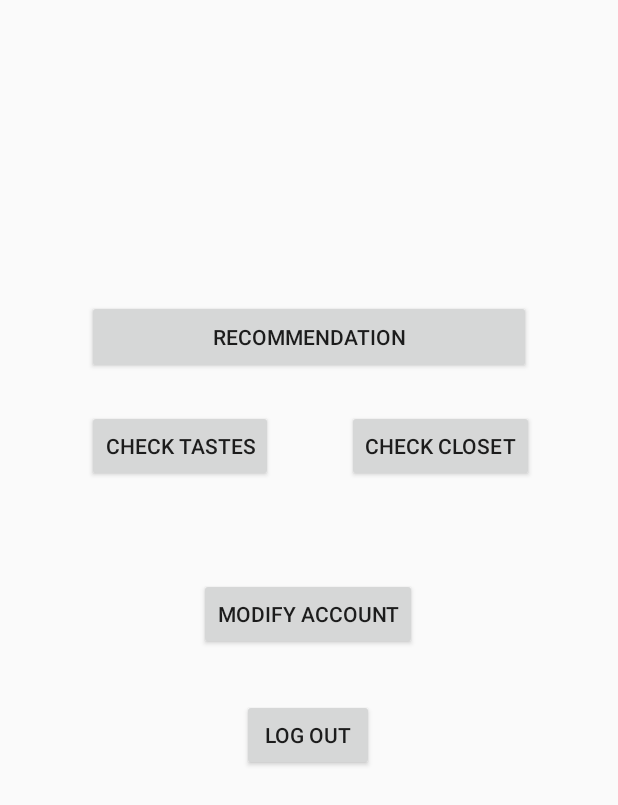
After one commit to Charlie-sHub/Lit_Fits_Application, an Android app: the layout activity_main_menu.xml on its own in the app's theme, with its tools: preview values and no code run, on a phone screen of 412 x 824 dp. The commit adds this screen. Shown: the top 805 px of the screen. Run offline under Robolectric (Android 15) with nearby library versions, the phone set to English and light mode, and no system bars.

Commit message:
Just made the view for the main menu

```diff
--- a/app/src/main/AndroidManifest.xml
+++ b/app/src/main/AndroidManifest.xml
@@ -9,7 +9,9 @@
         android:roundIcon="@mipmap/ic_launcher_round"
         android:supportsRtl="true"
         android:theme="@style/AppTheme">
-        <activity android:name=".MainActivity">
+        <activity android:name=".RecommendationActivity"></activity>
+        <activity android:name=".MainMenuActivity" />
+        <activity android:name=".LoginActivity">
             <intent-filter>
                 <action android:name="android.intent.action.MAIN" />
 
--- /dev/null
+++ b/app/src/main/java/com/example/lit_fits_application/LoginActivity.java
@@ -0,0 +1,14 @@
+package com.example.lit_fits_application;
+
+import androidx.appcompat.app.AppCompatActivity;
+
+import android.os.Bundle;
+
+public class LoginActivity extends AppCompatActivity {
+
+    @Override
+    protected void onCreate(Bundle savedInstanceState) {
+        super.onCreate(savedInstanceState);
+        setContentView(R.layout.activity_login);
+    }
+}
--- a/app/src/main/java/com/example/lit_fits_application/MainActivity.java
+++ b/app/src/main/java/com/example/lit_fits_application/MainMenuActivity.java
@@ -4,11 +4,11 @@ import androidx.appcompat.app.AppCompatActivity;
 
 import android.os.Bundle;
 
-public class MainActivity extends AppCompatActivity {
+public class MainMenuActivity extends AppCompatActivity {
 
     @Override
     protected void onCreate(Bundle savedInstanceState) {
         super.onCreate(savedInstanceState);
-        setContentView(R.layout.activity_main);
+        setContentView(R.layout.activity_main_menu);
     }
 }
--- /dev/null
+++ b/app/src/main/java/com/example/lit_fits_application/RecommendationActivity.java
@@ -0,0 +1,14 @@
+package com.example.lit_fits_application;
+
+import androidx.appcompat.app.AppCompatActivity;
+
+import android.os.Bundle;
+
+public class RecommendationActivity extends AppCompatActivity {
+
+    @Override
+    protected void onCreate(Bundle savedInstanceState) {
+        super.onCreate(savedInstanceState);
+        setContentView(R.layout.activity_recommendation);
+    }
+}
--- a/app/src/main/res/layout/activity_main.xml
+++ b/app/src/main/res/layout/activity_login.xml
@@ -4,7 +4,7 @@
     xmlns:tools="http://schemas.android.com/tools"
     android:layout_width="match_parent"
     android:layout_height="match_parent"
-    tools:context=".MainActivity">
+    tools:context=".LoginActivity">
 
     <TextView
         android:layout_width="wrap_content"
--- /dev/null
+++ b/app/src/main/res/layout/activity_main_menu.xml
@@ -0,0 +1,64 @@
+<?xml version="1.0" encoding="utf-8"?>
+<androidx.constraintlayout.widget.ConstraintLayout xmlns:android="http://schemas.android.com/apk/res/android"
+    xmlns:app="http://schemas.android.com/apk/res-auto"
+    xmlns:tools="http://schemas.android.com/tools"
+    android:layout_width="match_parent"
+    android:layout_height="match_parent"
+    tools:context=".MainMenuActivity">
+
+    <Button
+        android:id="@+id/buttonLogOut"
+        android:layout_width="wrap_content"
+        android:layout_height="wrap_content"
+        android:text="@string/buttonLogOut"
+        app:layout_constraintBottom_toBottomOf="parent"
+        app:layout_constraintEnd_toEndOf="parent"
+        app:layout_constraintHorizontal_bias="0.498"
+        app:layout_constraintStart_toStartOf="parent"
+        app:layout_constraintTop_toBottomOf="@+id/buttonModifyAccount"
+        app:layout_constraintVertical_bias="0.096" />
+
+    <Button
+        android:id="@+id/buttonModifyAccount"
+        android:layout_width="wrap_content"
+        android:layout_height="wrap_content"
+        android:layout_marginTop="136dp"
+        android:text="@string/buttonModifyAccount"
+        app:layout_constraintEnd_toEndOf="parent"
+        app:layout_constraintHorizontal_bias="0.498"
+        app:layout_constraintStart_toStartOf="parent"
+        app:layout_constraintTop_toBottomOf="@+id/buttonRecommendation" />
+
+    <Button
+        android:id="@+id/buttonTaste"
+        android:layout_width="wrap_content"
+        android:layout_height="wrap_content"
+        android:text="@string/buttonTaste"
+        app:layout_constraintBottom_toTopOf="@+id/buttonModifyAccount"
+        app:layout_constraintEnd_toStartOf="@+id/buttonCloset"
+        app:layout_constraintHorizontal_bias="0.542"
+        app:layout_constraintStart_toStartOf="parent"
+        app:layout_constraintTop_toBottomOf="@+id/buttonRecommendation"
+        app:layout_constraintVertical_bias="0.269" />
+
+    <Button
+        android:id="@+id/buttonCloset"
+        android:layout_width="wrap_content"
+        android:layout_height="wrap_content"
+        android:layout_marginEnd="56dp"
+        android:text="@string/buttonCloset"
+        app:layout_constraintBottom_toTopOf="@+id/buttonModifyAccount"
+        app:layout_constraintEnd_toEndOf="parent"
+        app:layout_constraintTop_toBottomOf="@+id/buttonRecommendation"
+        app:layout_constraintVertical_bias="0.269" />
+
+    <Button
+        android:id="@+id/buttonRecommendation"
+        android:layout_width="296dp"
+        android:layout_height="49dp"
+        android:layout_marginTop="200dp"
+        android:text="@string/buttonRecommendation"
+        app:layout_constraintEnd_toEndOf="parent"
+        app:layout_constraintStart_toStartOf="parent"
+        app:layout_constraintTop_toTopOf="parent" />
+</androidx.constraintlayout.widget.ConstraintLayout>
--- /dev/null
+++ b/app/src/main/res/layout/activity_recommendation.xml
@@ -0,0 +1,9 @@
+<?xml version="1.0" encoding="utf-8"?>
+<androidx.constraintlayout.widget.ConstraintLayout xmlns:android="http://schemas.android.com/apk/res/android"
+    xmlns:app="http://schemas.android.com/apk/res-auto"
+    xmlns:tools="http://schemas.android.com/tools"
+    android:layout_width="match_parent"
+    android:layout_height="match_parent"
+    tools:context=".RecommendationActivity">
+
+</androidx.constraintlayout.widget.ConstraintLayout>
--- a/app/src/main/res/values/strings.xml
+++ b/app/src/main/res/values/strings.xml
@@ -1,3 +1,8 @@
 <resources>
     <string name="app_name">Lit_Fits_Application</string>
+    <string name="buttonLogOut">Log Out</string>
+    <string name="buttonRecommendation">Recommendation</string>
+    <string name="buttonTaste">Check tastes</string>
+    <string name="buttonCloset">Check Closet</string>
+    <string name="buttonModifyAccount">Modify Account</string>
 </resources>
```
